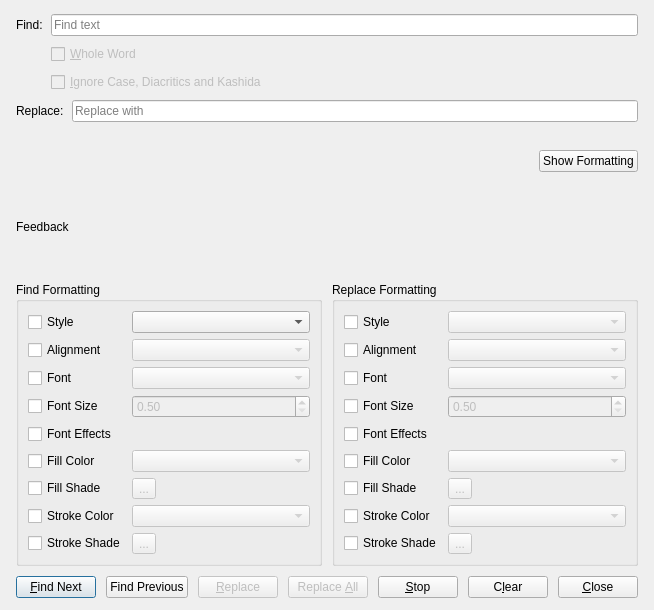
The window that scribus/ui/searchbase.ui (appajid/apscribe) describes before a commit, drawn with Qt 5.
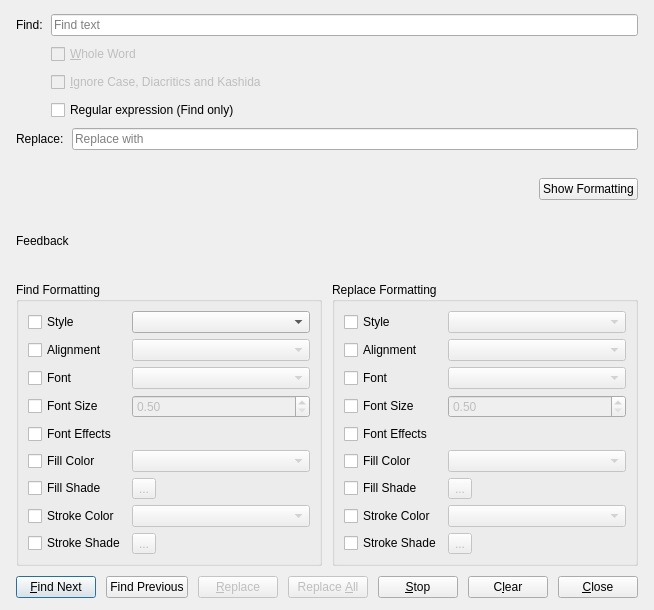
The same window after the commit. Custom widgets are drawn as their Qt base class.

Commit message: Add regular-expression find mode

The edit to the form file:
```diff
--- a/scribus/ui/searchbase.ui
+++ b/scribus/ui/searchbase.ui
@@ -91,6 +91,16 @@
          </property>
         </widget>
        </item>
+       <item row="3" column="1">
+        <widget class="QCheckBox" name="regexCheckBox">
+         <property name="text">
+          <string>Regular expression (Find only)</string>
+         </property>
+         <property name="toolTip">
+          <string>Find text using a regular expression. Replacement is not yet supported in this mode.</string>
+         </property>
+        </widget>
+       </item>
       </layout>
      </item>
      <item>
```
Left out of the diff: 1 changed line with no effect on the pictures. The commit also changes 7 other files.
